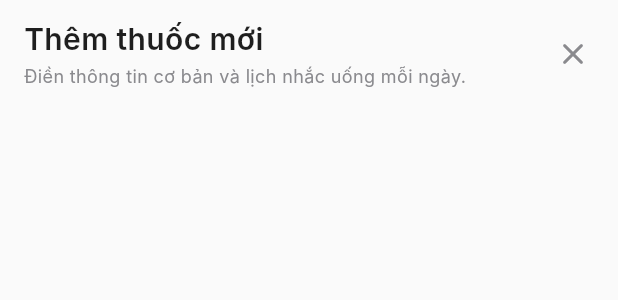
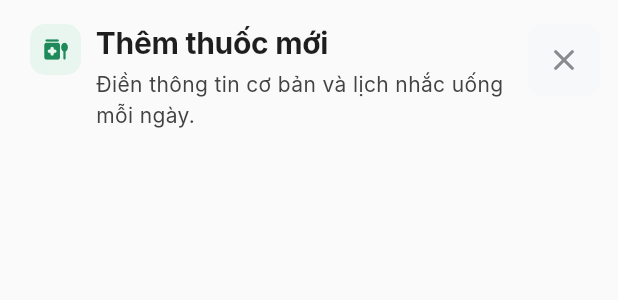
Before and after one commit to Btbach25/HealthMate_FE, a Flutter app: the MedicationDialogHeader widget shown alone on an empty page, opened directly, on a phone screen of 412 x 824 dp. Shown: the top 300 px of the screen. Run offline on Flutter 3.47's test engine with Material 3 defaults, Android fonts, the phone set to English and light mode, and no system bars; our stand-ins replace bloc, equatable, firebase_core, firebase_messaging, fl_chart, flutter_bloc and 8 more; missing offline and left inert: dart:js_interop, dart:ui_web, google_mlkit_text_recognition, health; accounts and stored records are empty; network calls fail; Roboto replaces fonts that are missing (Inter).

Commit message:
feat: fix dialog medicine

```diff
--- a/lib/presentation/medications/widgets/medication_dialog_components.dart
+++ b/lib/presentation/medications/widgets/medication_dialog_components.dart
@@ -8,7 +8,7 @@ class MedicationDialogHeader extends StatelessWidget {
     required this.title,
     required this.onClose,
     this.subtitle,
-    this.padding = const EdgeInsets.fromLTRB(16, 12, 6, 10),
+    this.padding = const EdgeInsets.fromLTRB(20, 16, 12, 14),
     this.closeEnabled = true,
   });
 
@@ -25,28 +25,56 @@ class MedicationDialogHeader extends StatelessWidget {
       child: Row(
         crossAxisAlignment: CrossAxisAlignment.start,
         children: [
+          Container(
+            height: 34,
+            width: 34,
+            decoration: BoxDecoration(
+              color: AppColors.primaryContainer,
+              borderRadius: BorderRadius.circular(10),
+            ),
+            alignment: Alignment.center,
+            child: const Icon(
+              Icons.medication_liquid_rounded,
+              size: 18,
+              color: AppColors.primaryDark,
+            ),
+          ),
+          const SizedBox(width: 10),
           Expanded(
             child: Column(
               crossAxisAlignment: CrossAxisAlignment.start,
               children: [
-                Text(title, style: AppTextStyles.h4),
+                Text(
+                  title,
+                  style: AppTextStyles.h4.copyWith(
+                    fontWeight: FontWeight.w700,
+                    letterSpacing: -0.2,
+                    height: 1.25,
+                  ),
+                ),
                 if (subtitle != null) ...[
-                  const SizedBox(height: 2),
+                  const SizedBox(height: 4),
                   Text(
                     subtitle!,
-                    style: AppTextStyles.caption.copyWith(
-                      color: AppColors.textGrey,
+                    style: AppTextStyles.bodySmall.copyWith(
+                      color: AppColors.textSecondary,
                     ),
                   ),
                 ],
               ],
             ),
           ),
-          IconButton(
-            onPressed: closeEnabled ? onClose : null,
-            icon: const Icon(Icons.close_rounded),
-            color: AppColors.textGrey,
-            tooltip: 'Đóng',
+          Container(
+            decoration: BoxDecoration(
+              color: AppColors.inputBackground,
+              borderRadius: BorderRadius.circular(10),
+            ),
+            child: IconButton(
+              onPressed: closeEnabled ? onClose : null,
+              icon: const Icon(Icons.close_rounded),
+              color: AppColors.textGrey,
+              tooltip: 'Đóng',
+            ),
           ),
         ],
       ),
@@ -60,7 +88,7 @@ class MedicationSectionCard extends StatelessWidget {
     required this.child,
     this.title,
     this.margin = const EdgeInsets.only(bottom: 12),
-    this.padding = const EdgeInsets.fromLTRB(12, 10, 12, 12),
+    this.padding = const EdgeInsets.fromLTRB(14, 12, 14, 14),
   });
 
   final String? title;
@@ -74,9 +102,10 @@ class MedicationSectionCard extends StatelessWidget {
       margin: margin,
       padding: padding,
       decoration: BoxDecoration(
-        color: AppColors.surfaceVariant,
+        color: AppColors.surface,
         borderRadius: BorderRadius.circular(14),
         border: Border.all(color: AppColors.cardBorder),
+        boxShadow: AppColors.cardShadowList,
       ),
       child: Column(
         crossAxisAlignment: CrossAxisAlignment.start,
```
Also changed, not shown: lib/presentation/medications/widgets/add_medication_dialog.dart (+80 -38 lines).
